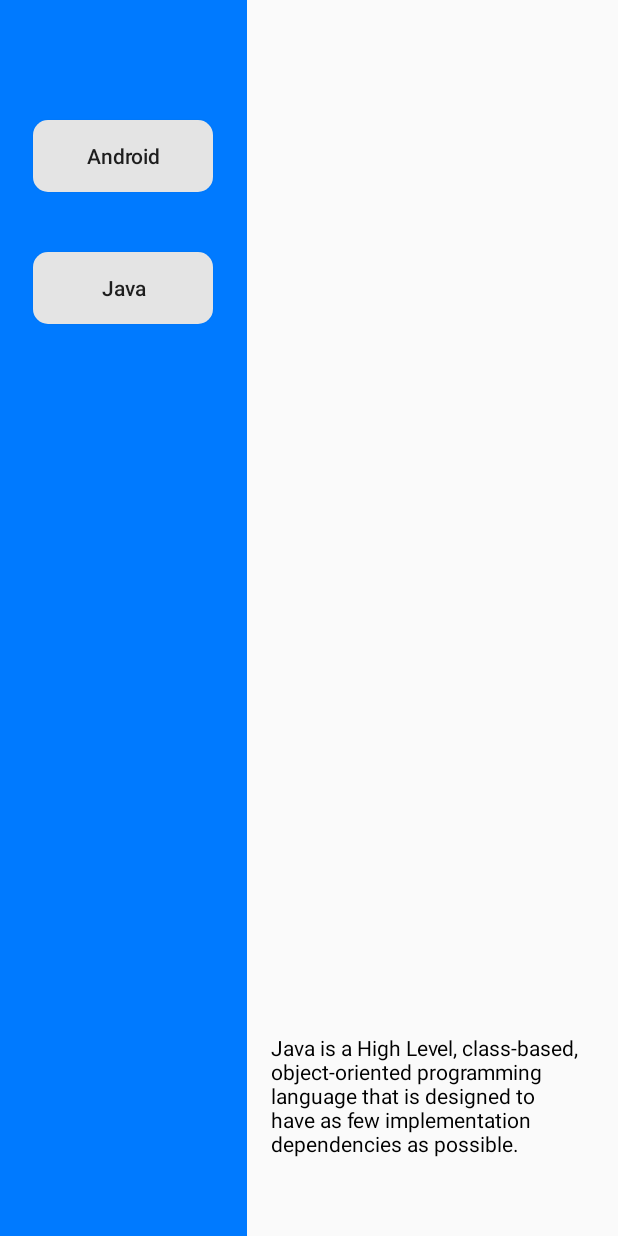
After one commit to Weii-Dev9/AndroidPractice, an Android app: the fragment JavaFragment placed in its activity, on a phone screen of 412 x 824 dp. The commit adds this screen. Run offline under Robolectric (Android 15) with nearby library versions, the phone set to English and light mode, and no system bars.

Commit message:
fragment

```diff
--- /dev/null
+++ b/app/src/main/java/com/thoughtworks/androidtrain/helloworld/MyFragmentActivity.kt
@@ -0,0 +1,28 @@
+package com.thoughtworks.androidtrain.helloworld
+
+import androidx.appcompat.app.AppCompatActivity
+import android.os.Bundle
+import android.widget.Button
+import com.thoughtworks.androidtrain.helloworld.fragment.AndroidFragment
+import com.thoughtworks.androidtrain.helloworld.fragment.JavaFragment
+import com.thoughtworks.androidtrain.helloworld.utils.UIUtils
+
+class MyFragmentActivity : AppCompatActivity() {
+    override fun onCreate(savedInstanceState: Bundle?) {
+        super.onCreate(savedInstanceState)
+        setContentView(R.layout.my_fragment_layout)
+        initUI()
+    }
+
+    private fun initUI() {
+        val btnAn: Button = findViewById(R.id.btnAndroid)
+        btnAn.setOnClickListener {
+            UIUtils.replaceFragment(supportFragmentManager, AndroidFragment(), R.id.content, null)
+        }
+
+        val btnJa: Button = findViewById(R.id.btnJava)
+        btnJa.setOnClickListener {
+            UIUtils.replaceFragment(supportFragmentManager, JavaFragment(), R.id.content, null)
+        }
+    }
+}
--- a/app/src/main/java/com/thoughtworks/androidtrain/helloworld/BlankFragment.kt
+++ b/app/src/main/java/com/thoughtworks/androidtrain/helloworld/fragment/DialogFragment.kt
@@ -1,14 +1,15 @@
-package com.thoughtworks.androidtrain.helloworld
+package com.thoughtworks.androidtrain.helloworld.fragment
 
 import android.app.AlertDialog
 import android.app.Dialog
 import android.os.Bundle
 import androidx.fragment.app.DialogFragment
+import com.thoughtworks.androidtrain.helloworld.R
 
 class PurchaseConfirmationDialogFragment : DialogFragment() {
     override fun onCreateDialog(savedInstanceState: Bundle?): Dialog =
         AlertDialog.Builder(requireContext())
             .setMessage(getString(R.string.order_confirmation))
-            .setPositiveButton(getString(R.string.ok)) { _,_ -> }
+            .setPositiveButton(getString(R.string.ok)) { _, _ -> }
             .create()
 }
--- /dev/null
+++ b/app/src/main/java/com/thoughtworks/androidtrain/helloworld/fragment/JavaFragment.kt
@@ -0,0 +1,60 @@
+package com.thoughtworks.androidtrain.helloworld.fragment
+
+import android.os.Bundle
+import androidx.fragment.app.Fragment
+import android.view.LayoutInflater
+import android.view.View
+import android.view.ViewGroup
+import com.thoughtworks.androidtrain.helloworld.R
+
+// TODO: Rename parameter arguments, choose names that match
+// the fragment initialization parameters, e.g. ARG_ITEM_NUMBER
+private const val ARG_PARAM1 = "param1"
+private const val ARG_PARAM2 = "param2"
+
+/**
+ * A simple [Fragment] subclass.
+ * Use the [JavaFragment.newInstance] factory method to
+ * create an instance of this fragment.
+ */
+class JavaFragment : Fragment() {
+    // TODO: Rename and change types of parameters
+    private var param1: String? = null
+    private var param2: String? = null
+
+    override fun onCreate(savedInstanceState: Bundle?) {
+        super.onCreate(savedInstanceState)
+        arguments?.let {
+            param1 = it.getString(ARG_PARAM1)
+            param2 = it.getString(ARG_PARAM2)
+        }
+    }
+
+    override fun onCreateView(
+        inflater: LayoutInflater, container: ViewGroup?,
+        savedInstanceState: Bundle?
+    ): View? {
+        // Inflate the layout for this fragment
+        return inflater.inflate(R.layout.fragment_java, container, false)
+    }
+
+    companion object {
+        /**
+         * Use this factory method to create a new instance of
+         * this fragment using the provided parameters.
+         *
+         * @param param1 Parameter 1.
+         * @param param2 Parameter 2.
+         * @return A new instance of fragment JavaFragment.
+         */
+        // TODO: Rename and change types and number of parameters
+        @JvmStatic
+        fun newInstance(param1: String, param2: String) =
+            JavaFragment().apply {
+                arguments = Bundle().apply {
+                    putString(ARG_PARAM1, param1)
+                    putString(ARG_PARAM2, param2)
+                }
+            }
+    }
+}
--- /dev/null
+++ b/app/src/main/res/drawable/radius.xml
@@ -0,0 +1,9 @@
+<?xml version="1.0" encoding="utf-8"?>
+<shape
+    xmlns:android="http://schemas.android.com/apk/res/android"
+    android:shape="rectangle">
+    <corners
+        android:radius="10dp"/>
+    <solid
+        android:color="#e4e4e4"/>
+</shape>
--- a/app/src/main/res/layout/activity_main.xml
+++ b/app/src/main/res/layout/activity_main.xml
@@ -45,11 +45,12 @@
                 android:text="@string/pick_contact"
                 android:textAllCaps="false" />
             <Button
+                android:id="@+id/btn4"
                 android:layout_width="250dp"
                 android:layout_height="wrap_content"
                 android:layout_marginTop="24dp"
                 android:backgroundTint="@color/gray"
-                android:text="@string/button_4"
+                android:text="@string/fragment"
                 android:textAllCaps="false" />
             <Button
                 android:layout_width="250dp"
--- /dev/null
+++ b/app/src/main/res/layout/fragment_java.xml
@@ -0,0 +1,19 @@
+<?xml version="1.0" encoding="utf-8"?>
+<FrameLayout xmlns:android="http://schemas.android.com/apk/res/android"
+    xmlns:tools="http://schemas.android.com/tools"
+    android:layout_width="match_parent"
+    android:layout_height="match_parent"
+    tools:context=".fragment.JavaFragment">
+
+    <!-- TODO: Update blank fragment layout -->
+    <TextView
+        android:layout_width="match_parent"
+        android:layout_height="match_parent"
+        android:padding="16dp"
+        android:gravity="bottom"
+        android:layout_marginBottom="36dp"
+        android:textColor="@color/black"
+        android:text="Java is a High Level, class-based, object-oriented programming language that is designed to have as
+few implementation dependencies as possible." />
+
+</FrameLayout>
--- /dev/null
+++ b/app/src/main/res/layout/my_fragment_layout.xml
@@ -0,0 +1,43 @@
+<?xml version="1.0" encoding="utf-8"?>
+<LinearLayout xmlns:android="http://schemas.android.com/apk/res/android"
+    xmlns:tools="http://schemas.android.com/tools"
+    android:layout_width="match_parent"
+    android:layout_height="match_parent"
+    android:orientation="horizontal"
+    tools:context=".MyFragmentActivity">
+
+    <LinearLayout
+        android:layout_width="0dp"
+        android:layout_height="match_parent"
+        android:layout_weight="0.4"
+        android:background="#007aff"
+        android:orientation="vertical">
+        <Button
+            android:id="@+id/btnAndroid"
+            android:layout_width="120dp"
+            android:layout_height="wrap_content"
+            android:layout_gravity="center_horizontal"
+            android:layout_marginTop="80dp"
+            android:text="@string/android"
+            android:background="@drawable/radius"
+            android:textAllCaps="false"/>
+        <Button
+            android:id="@+id/btnJava"
+            android:layout_width="120dp"
+            android:layout_height="wrap_content"
+            android:layout_gravity="center_horizontal"
+            android:layout_marginTop="40dp"
+            android:text="@string/Java"
+            android:background="@drawable/radius"
+            android:textAllCaps="false"/>
+
+    </LinearLayout>
+
+    <FrameLayout
+        android:id="@+id/content"
+        android:layout_width="0dp"
+        android:layout_height="match_parent"
+        android:layout_weight="0.6">
+    </FrameLayout>
+
+</LinearLayout>
--- a/app/src/main/res/values/strings.xml
+++ b/app/src/main/res/values/strings.xml
@@ -24,4 +24,7 @@
     <string name="hello_blank_fragment">Hello blank fragment</string>
     <string name="order_confirmation">是否确定</string>
     <string name="ok">OK</string>
+    <string name="fragment">fragment</string>
+    <string name="android">Android</string>
+    <string name="Java">Java</string>
 </resources>
```
Also changed, not shown: app/src/main/AndroidManifest.xml (+9 -0 lines), app/src/main/java/com/thoughtworks/androidtrain/helloworld/MainActivity.kt (+7 -2 lines), app/src/main/java/com/thoughtworks/androidtrain/helloworld/fragment/AndroidFragment.kt (added, +20 -0 lines), app/src/main/java/com/thoughtworks/androidtrain/helloworld/utils/UIUtils.kt (added, +20 -0 lines), app/src/main/res/layout/fragment_android.xml (added, +19 -0 lines), 2 other files.
